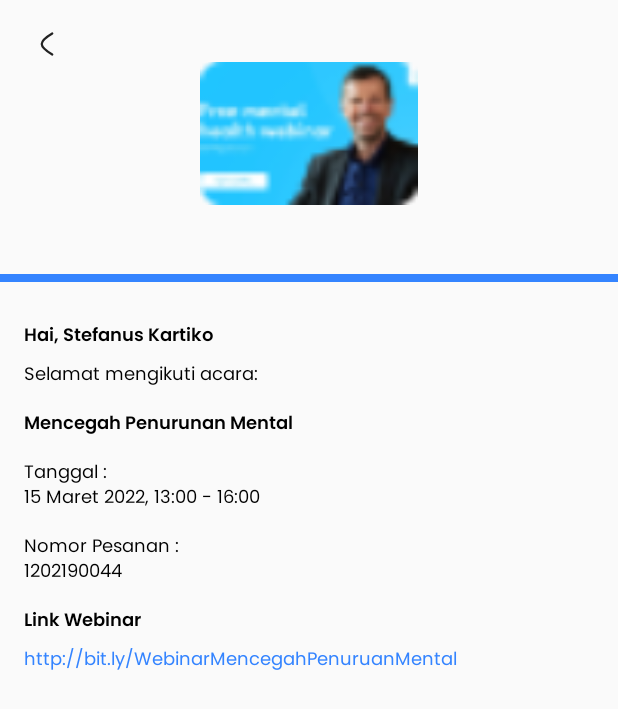
After one commit to mrrezkii/MotionHack_16_e-psyc, an Android app: the DetailWebinarActivity screen opened directly, with no data from a screen before it, on a phone screen of 412 x 824 dp. The commit adds this screen. Shown: the top 709 px of the screen. Run offline under Robolectric (Android 15) with nearby library versions, the phone set to English and light mode, and no system bars; pictures from the network do not load; 3 statements that could not run were skipped.

Commit message:
Slicing detail webiner page

```diff
--- a/app/src/main/AndroidManifest.xml
+++ b/app/src/main/AndroidManifest.xml
@@ -13,6 +13,11 @@
         android:roundIcon="@mipmap/ic_launcher_round"
         android:supportsRtl="true"
         android:theme="@style/Theme.Epsyc.NoActionBar">
+        <activity
+            android:name=".ui.webinar.DetailWebinarActivity"
+            android:exported="false"
+            android:label="@string/title_activity_detail_webinar"
+            android:theme="@style/Theme.Epsyc.NoActionBar.NoActionBar" />
         <activity
             android:name=".ui.article.ArticleActivity"
             android:exported="false" />
--- a/app/src/main/java/com/motionlaboratory/e_psyc/source/model/Ticket.kt
+++ b/app/src/main/java/com/motionlaboratory/e_psyc/source/model/Ticket.kt
@@ -1,12 +1,15 @@
 package com.motionlaboratory.e_psyc.source.model
+import android.os.Parcelable
+import kotlinx.android.parcel.Parcelize
 
+@Parcelize
 data class Ticket(
     var key: String? = null,
     var name: String? = null,
     var date: String? = null,
     var schedule: String? = null,
     var photo: String? = null
-)
+) : Parcelable
 
 fun mockTicket(): ArrayList<Ticket> {
     val listAdapter: ArrayList<Ticket> = ArrayList()
--- a/app/src/main/java/com/motionlaboratory/e_psyc/ui/ticket/TicketFragment.kt
+++ b/app/src/main/java/com/motionlaboratory/e_psyc/ui/ticket/TicketFragment.kt
@@ -1,5 +1,6 @@
 package com.motionlaboratory.e_psyc.ui.ticket
 
+import android.content.Intent
 import android.os.Bundle
 import android.view.LayoutInflater
 import android.view.View
@@ -8,6 +9,7 @@ import androidx.fragment.app.Fragment
 import com.motionlaboratory.e_psyc.databinding.FragmentTicketBinding
 import com.motionlaboratory.e_psyc.source.model.Ticket
 import com.motionlaboratory.e_psyc.source.model.mockTicket
+import com.motionlaboratory.e_psyc.ui.webinar.DetailWebinarActivity
 
 class TicketFragment : Fragment() {
 
@@ -30,7 +32,9 @@ class TicketFragment : Fragment() {
     private fun setupRecyclerView() {
         adapter = TicketAdapter(mockTicket(), object : TicketAdapter.OnAdapterListener {
             override fun onClick(result: Ticket) {
-
+                val intent = Intent(requireActivity(), DetailWebinarActivity::class.java)
+                intent.putExtra("data", result)
+                startActivity(intent)
             }
 
         })
--- /dev/null
+++ b/app/src/main/java/com/motionlaboratory/e_psyc/ui/webinar/DetailWebinarActivity.kt
@@ -0,0 +1,46 @@
+package com.motionlaboratory.e_psyc.ui.webinar
+
+import android.os.Bundle
+import androidx.appcompat.app.AppCompatActivity
+import com.bumptech.glide.Glide
+import com.bumptech.glide.load.resource.bitmap.CenterCrop
+import com.bumptech.glide.load.resource.bitmap.RoundedCorners
+import com.bumptech.glide.request.RequestOptions
+import com.motionlaboratory.e_psyc.databinding.ActivityDetailWebinarBinding
+import com.motionlaboratory.e_psyc.source.model.Ticket
+
+class DetailWebinarActivity : AppCompatActivity() {
+
+    private val binding: ActivityDetailWebinarBinding by lazy {
+        ActivityDetailWebinarBinding.inflate(
+            layoutInflater
+        )
+    }
+
+    private val data by lazy { intent.getParcelableExtra<Ticket>("data") }
+
+    override fun onCreate(savedInstanceState: Bundle?) {
+        super.onCreate(savedInstanceState)
+        setContentView(binding.root)
+        setupView()
+    }
+
+    private fun setupView() {
+        binding.ivBack.setOnClickListener {
+            finish()
+        }
+
+        var requestOptions = RequestOptions()
+        requestOptions = requestOptions.transforms(CenterCrop(), RoundedCorners(10))
+
+        Glide
+            .with(binding.ivBanner.context)
+            .load(data!!.photo)
+            .apply(requestOptions)
+            .into(binding.ivBanner)
+
+        binding.tvName.text = data!!.name
+        binding.tvDate.text = "${data!!.date}\n${data!!.schedule}"
+    }
+
+}
--- a/app/src/main/java/com/motionlaboratory/e_psyc/ui/webinar/git.kt
+++ /dev/null
@@ -1 +0,0 @@
-package com.motionlaboratory.e_psyc.ui.webinar
--- /dev/null
+++ b/app/src/main/res/layout/activity_detail_webinar.xml
@@ -0,0 +1,129 @@
+<?xml version="1.0" encoding="utf-8"?>
+<androidx.constraintlayout.widget.ConstraintLayout xmlns:android="http://schemas.android.com/apk/res/android"
+    xmlns:app="http://schemas.android.com/apk/res-auto"
+    xmlns:tools="http://schemas.android.com/tools"
+    android:layout_width="match_parent"
+    android:layout_height="match_parent"
+    tools:context=".ui.webinar.DetailWebinarActivity">
+
+    <androidx.appcompat.widget.AppCompatImageView
+        android:id="@+id/iv_back"
+        android:layout_width="wrap_content"
+        android:layout_height="wrap_content"
+        android:layout_marginStart="19dp"
+        android:layout_marginTop="17dp"
+        android:src="@drawable/ic_back"
+        app:layout_constraintStart_toStartOf="parent"
+        app:layout_constraintTop_toTopOf="parent" />
+
+    <androidx.appcompat.widget.AppCompatImageView
+        android:id="@+id/iv_banner"
+        android:layout_width="145dp"
+        android:layout_height="95dp"
+        android:scaleType="centerCrop"
+        android:src="@drawable/webinar_banner"
+        app:layout_constraintEnd_toEndOf="parent"
+        app:layout_constraintStart_toStartOf="parent"
+        app:layout_constraintTop_toBottomOf="@+id/iv_back" />
+
+    <View
+        android:id="@+id/hr_blue"
+        android:layout_width="match_parent"
+        android:layout_height="5dp"
+        android:layout_marginTop="46dp"
+        android:background="@color/blue"
+        app:layout_constraintTop_toBottomOf="@+id/iv_banner" />
+
+    <androidx.appcompat.widget.AppCompatTextView
+        android:id="@+id/tv_greeting"
+        android:layout_width="wrap_content"
+        android:layout_height="wrap_content"
+        android:layout_marginStart="16dp"
+        android:layout_marginTop="26dp"
+        android:fontFamily="@font/poppins_semibold"
+        android:text="Hai, Stefanus Kartiko"
+        android:textColor="@color/black"
+        android:textSize="12sp"
+        app:layout_constraintStart_toStartOf="parent"
+        app:layout_constraintTop_toBottomOf="@+id/hr_blue" />
+
+    <androidx.appcompat.widget.AppCompatTextView
+        android:id="@+id/tv_view_1"
+        android:layout_width="wrap_content"
+        android:layout_height="wrap_content"
+        android:layout_marginStart="16dp"
+        android:layout_marginTop="5dp"
+        android:fontFamily="@font/poppins_regular"
+        android:text="Selamat mengikuti acara: "
+        android:textColor="@color/black"
+        android:textSize="12sp"
+        app:layout_constraintStart_toStartOf="parent"
+        app:layout_constraintTop_toBottomOf="@+id/tv_greeting" />
+
+    <androidx.appcompat.widget.AppCompatTextView
+        android:id="@+id/tv_name"
+        android:layout_width="wrap_content"
+        android:layout_height="wrap_content"
+        android:layout_marginStart="16dp"
+        android:layout_marginTop="12dp"
+        android:fontFamily="@font/poppins_semibold"
+        android:text="Mencegah Penurunan Mental"
+        android:textColor="@color/black"
+        android:textSize="12sp"
+        app:layout_constraintStart_toStartOf="parent"
+        app:layout_constraintTop_toBottomOf="@+id/tv_view_1" />
+
+    <androidx.appcompat.widget.AppCompatTextView
+        android:id="@+id/tv_date"
+        android:layout_width="wrap_content"
+        android:layout_height="wrap_content"
+        android:layout_marginStart="16dp"
+        android:layout_marginTop="12dp"
+        android:fontFamily="@font/poppins_regular"
+        android:text="Tanggal :\n15 Maret 2022, 13:00 - 16:00"
+        android:textColor="@color/black"
+        android:textSize="12sp"
+        app:layout_constraintStart_toStartOf="parent"
+        app:layout_constraintTop_toBottomOf="@+id/tv_name" />
+
+    <androidx.appcompat.widget.AppCompatTextView
+        android:id="@+id/tv_no"
+        android:layout_width="wrap_content"
+        android:layout_height="wrap_content"
+        android:layout_marginStart="16dp"
+        android:layout_marginTop="12dp"
+        android:fontFamily="@font/poppins_regular"
+        android:text="Nomor Pesanan :\n1202190044"
+        android:textColor="@color/black"
+        android:textSize="12sp"
+        app:layout_constraintStart_toStartOf="parent"
+        app:layout_constraintTop_toBottomOf="@+id/tv_date" />
+
+    <androidx.appcompat.widget.AppCompatTextView
+        android:id="@+id/tv_view_2"
+        android:layout_width="wrap_content"
+        android:layout_height="wrap_content"
+        android:layout_marginStart="16dp"
+        android:layout_marginTop="12dp"
+        android:fontFamily="@font/poppins_semibold"
+        android:text="Link Webinar"
+        android:textColor="@color/black"
+        android:textSize="12sp"
+        app:layout_constraintStart_toStartOf="parent"
+        app:layout_constraintTop_toBottomOf="@+id/tv_no" />
+
+    <androidx.appcompat.widget.AppCompatTextView
+        android:id="@+id/tv_link"
+        android:layout_width="wrap_content"
+        android:layout_height="wrap_content"
+        android:layout_marginStart="16dp"
+        android:layout_marginTop="5dp"
+        android:fontFamily="@font/poppins_regular"
+        android:text="http://bit.ly/WebinarMencegahPenuruanMental"
+        android:textColor="@color/blue"
+        android:textSize="12sp"
+        app:layout_constraintStart_toStartOf="parent"
+        app:layout_constraintTop_toBottomOf="@+id/tv_view_2" />
+
+
+</androidx.constraintlayout.widget.ConstraintLayout>
```
